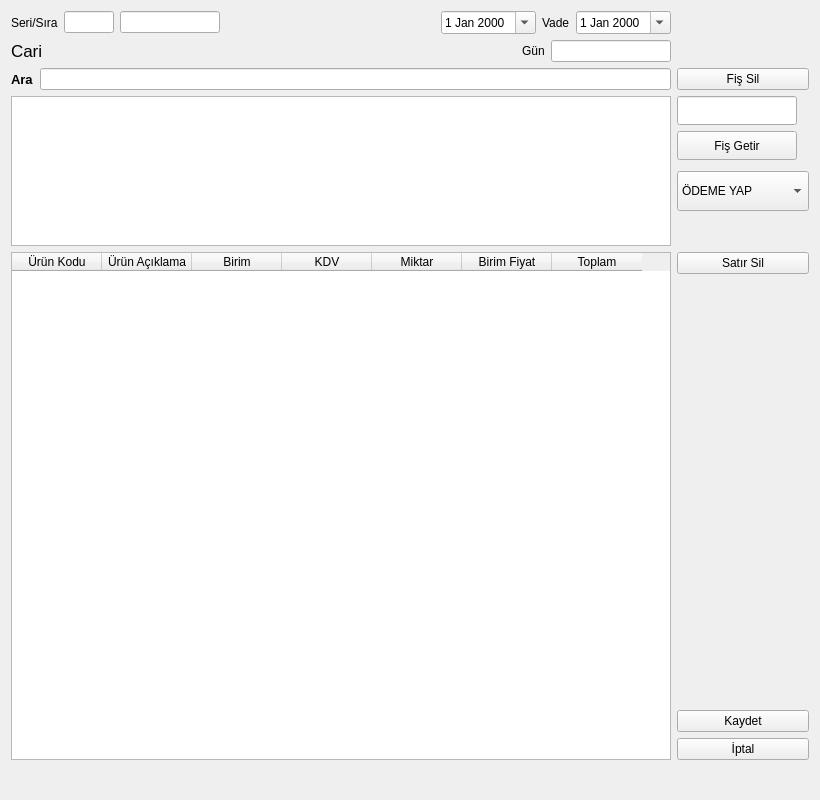
This is fatura.ui in nerdogan/nenra as Qt 5 draws it before an edit. The edited form follows.
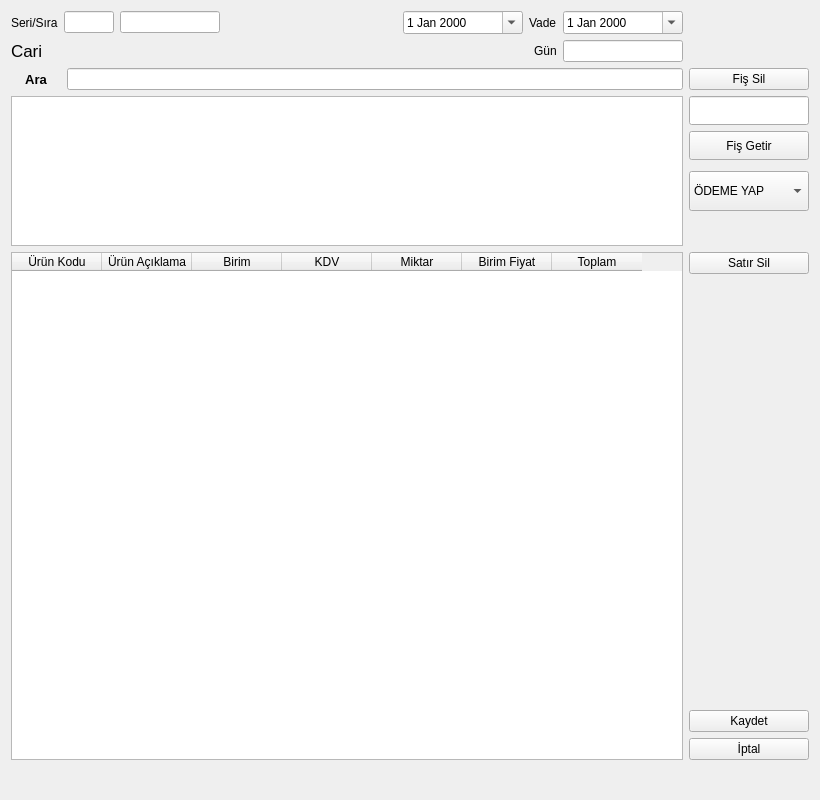
This is the edited form. Icons and pictures are not drawn.

Patch:
```diff
--- a/fatura.ui
+++ b/fatura.ui
@@ -27,7 +27,248 @@
   </property>
   <layout class="QGridLayout" name="gridLayout_4">
    <item row="0" column="0">
-    <layout class="QGridLayout" name="gridLayout" columnstretch="0,1" columnminimumwidth="660,0">
+    <layout class="QGridLayout" name="gridLayout" columnstretch="0,0">
+     <item row="4" column="0">
+      <widget class="QTableWidget" name="tableWidget_2">
+       <property name="sizePolicy">
+        <sizepolicy hsizetype="Expanding" vsizetype="Expanding">
+         <horstretch>0</horstretch>
+         <verstretch>0</verstretch>
+        </sizepolicy>
+       </property>
+       <property name="lineWidth">
+        <number>1</number>
+       </property>
+       <property name="alternatingRowColors">
+        <bool>true</bool>
+       </property>
+       <attribute name="horizontalHeaderVisible">
+        <bool>true</bool>
+       </attribute>
+       <attribute name="horizontalHeaderDefaultSectionSize">
+        <number>90</number>
+       </attribute>
+       <column>
+        <property name="text">
+         <string>Ürün Kodu</string>
+        </property>
+       </column>
+       <column>
+        <property name="text">
+         <string>Ürün Açıklama</string>
+        </property>
+       </column>
+       <column>
+        <property name="text">
+         <string>Birim</string>
+        </property>
+       </column>
+       <column>
+        <property name="text">
+         <string>KDV</string>
+        </property>
+       </column>
+       <column>
+        <property name="text">
+         <string>Miktar</string>
+        </property>
+       </column>
+       <column>
+        <property name="text">
+         <string>Birim Fiyat</string>
+        </property>
+       </column>
+       <column>
+        <property name="text">
+         <string>Toplam</string>
+        </property>
+       </column>
+      </widget>
+     </item>
+     <item row="1" column="1">
+      <widget class="QLabel" name="label_5">
+       <property name="text">
+        <string/>
+       </property>
+      </widget>
+     </item>
+     <item row="5" column="0">
+      <widget class="QLabel" name="label_6">
+       <property name="maximumSize">
+        <size>
+         <width>16777215</width>
+         <height>50</height>
+        </size>
+       </property>
+       <property name="font">
+        <font>
+         <pointsize>15</pointsize>
+        </font>
+       </property>
+       <property name="text">
+        <string/>
+       </property>
+       <property name="alignment">
+        <set>Qt::AlignRight|Qt::AlignTrailing|Qt::AlignVCenter</set>
+       </property>
+      </widget>
+     </item>
+     <item row="3" column="1">
+      <layout class="QVBoxLayout" name="verticalLayout_2">
+       <item>
+        <widget class="QLineEdit" name="lineEdit_5">
+         <property name="sizePolicy">
+          <sizepolicy hsizetype="Fixed" vsizetype="Fixed">
+           <horstretch>0</horstretch>
+           <verstretch>0</verstretch>
+          </sizepolicy>
+         </property>
+         <property name="minimumSize">
+          <size>
+           <width>120</width>
+           <height>0</height>
+          </size>
+         </property>
+         <property name="maximumSize">
+          <size>
+           <width>120</width>
+           <height>30</height>
+          </size>
+         </property>
+        </widget>
+       </item>
+       <item>
+        <widget class="QPushButton" name="pushButton_5">
+         <property name="sizePolicy">
+          <sizepolicy hsizetype="Fixed" vsizetype="Fixed">
+           <horstretch>0</horstretch>
+           <verstretch>0</verstretch>
+          </sizepolicy>
+         </property>
+         <property name="minimumSize">
+          <size>
+           <width>120</width>
+           <height>0</height>
+          </size>
+         </property>
+         <property name="maximumSize">
+          <size>
+           <width>16777215</width>
+           <height>30</height>
+          </size>
+         </property>
+         <property name="text">
+          <string>Fiş Getir</string>
+         </property>
+         <property name="autoDefault">
+          <bool>false</bool>
+         </property>
+         <property name="default">
+          <bool>false</bool>
+         </property>
+         <property name="flat">
+          <bool>false</bool>
+         </property>
+        </widget>
+       </item>
+       <item>
+        <widget class="QComboBox" name="comboBox">
+         <property name="sizePolicy">
+          <sizepolicy hsizetype="Preferred" vsizetype="Preferred">
+           <horstretch>0</horstretch>
+           <verstretch>0</verstretch>
+          </sizepolicy>
+         </property>
+         <property name="minimumSize">
+          <size>
+           <width>120</width>
+           <height>40</height>
+          </size>
+         </property>
+         <property name="maximumSize">
+          <size>
+           <width>16777215</width>
+           <height>30</height>
+          </size>
+         </property>
+         <item>
+          <property name="text">
+           <string>ÖDEME YAP</string>
+          </property>
+         </item>
+         <item>
+          <property name="text">
+           <string>Nakit Ödeme</string>
+          </property>
+         </item>
+         <item>
+          <property name="text">
+           <string>Denizbank</string>
+          </property>
+         </item>
+         <item>
+          <property name="text">
+           <string>Yapı Kredi</string>
+          </property>
+         </item>
+        </widget>
+       </item>
+       <item>
+        <spacer name="verticalSpacer_2">
+         <property name="orientation">
+          <enum>Qt::Vertical</enum>
+         </property>
+         <property name="sizeType">
+          <enum>QSizePolicy::Preferred</enum>
+         </property>
+         <property name="sizeHint" stdset="0">
+          <size>
+           <width>20</width>
+           <height>40</height>
+          </size>
+         </property>
+        </spacer>
+       </item>
+      </layout>
+     </item>
+     <item row="3" column="0">
+      <widget class="QTableWidget" name="tableWidget">
+       <property name="maximumSize">
+        <size>
+         <width>21700</width>
+         <height>150</height>
+        </size>
+       </property>
+       <attribute name="horizontalHeaderVisible">
+        <bool>false</bool>
+       </attribute>
+       <column>
+        <property name="text">
+         <string>New Column</string>
+        </property>
+       </column>
+       <column>
+        <property name="text">
+         <string>New Column</string>
+        </property>
+       </column>
+       <column>
+        <property name="text">
+         <string>New Column</string>
+        </property>
+       </column>
+       <column>
+        <property name="text">
+         <string>New Column</string>
+        </property>
+       </column>
+       <column>
+        <property name="text">
+         <string>New Column</string>
+        </property>
+       </column>
+      </widget>
+     </item>
      <item row="1" column="0">
       <layout class="QHBoxLayout" name="horizontalLayout_4">
        <item>
@@ -41,7 +282,7 @@
           </font>
          </property>
          <property name="text">
-          <string>Cari </string>
+          <string>Cari</string>
          </property>
         </widget>
        </item>
@@ -95,6 +336,12 @@
       <layout class="QHBoxLayout" name="horizontalLayout_5">
        <item>
         <widget class="QLabel" name="label_4">
+         <property name="minimumSize">
+          <size>
+           <width>50</width>
+           <height>0</height>
+          </size>
+         </property>
          <property name="font">
           <font>
            <pointsize>10</pointsize>
@@ -105,6 +352,9 @@
          <property name="text">
           <string>Ara</string>
          </property>
+         <property name="alignment">
+          <set>Qt::AlignCenter</set>
+         </property>
         </widget>
        </item>
        <item>
@@ -116,83 +366,68 @@
        </item>
       </layout>
      </item>
-     <item row="5" column="0">
-      <widget class="QLabel" name="label_6">
-       <property name="maximumSize">
-        <size>
-         <width>16777215</width>
-         <height>50</height>
-        </size>
-       </property>
-       <property name="font">
-        <font>
-         <pointsize>15</pointsize>
-        </font>
-       </property>
-       <property name="text">
-        <string/>
-       </property>
-       <property name="alignment">
-        <set>Qt::AlignRight|Qt::AlignTrailing|Qt::AlignVCenter</set>
-       </property>
-      </widget>
-     </item>
-     <item row="4" column="0">
-      <widget class="QTableWidget" name="tableWidget_2">
-       <property name="sizePolicy">
-        <sizepolicy hsizetype="Expanding" vsizetype="Expanding">
-         <horstretch>0</horstretch>
-         <verstretch>0</verstretch>
-        </sizepolicy>
-       </property>
-       <property name="lineWidth">
-        <number>1</number>
-       </property>
-       <property name="alternatingRowColors">
-        <bool>true</bool>
-       </property>
-       <attribute name="horizontalHeaderVisible">
-        <bool>true</bool>
-       </attribute>
-       <attribute name="horizontalHeaderDefaultSectionSize">
-        <number>90</number>
-       </attribute>
-       <column>
-        <property name="text">
-         <string>Ürün Kodu</string>
-        </property>
-       </column>
-       <column>
-        <property name="text">
-         <string>Ürün Açıklama</string>
-        </property>
-       </column>
-       <column>
-        <property name="text">
-         <string>Birim</string>
-        </property>
-       </column>
-       <column>
-        <property name="text">
-         <string>KDV</string>
-        </property>
-       </column>
-       <column>
-        <property name="text">
-         <string>Miktar</string>
-        </property>
-       </column>
-       <column>
-        <property name="text">
-         <string>Birim Fiyat</string>
-        </property>
-       </column>
-       <column>
-        <property name="text">
-         <string>Toplam</string>
-        </property>
-       </column>
-      </widget>
+     <item row="4" column="1">
+      <layout class="QVBoxLayout" name="verticalLayout_3">
+       <item>
+        <widget class="QPushButton" name="pushButton_3">
+         <property name="text">
+          <string>Satır Sil</string>
+         </property>
+         <property name="autoDefault">
+          <bool>false</bool>
+         </property>
+         <property name="default">
+          <bool>false</bool>
+         </property>
+         <property name="flat">
+          <bool>false</bool>
+         </property>
+        </widget>
+       </item>
+       <item>
+        <spacer name="verticalSpacer">
+         <property name="orientation">
+          <enum>Qt::Vertical</enum>
+         </property>
+         <property name="sizeHint" stdset="0">
+          <size>
+           <width>20</width>
+           <height>40</height>
+          </size>
+         </property>
+        </spacer>
+       </item>
+       <item>
+        <widget class="QPushButton" name="pushButton">
+         <property name="text">
+          <string>Kaydet</string>
+         </property>
+         <property name="icon">
+          <iconset>
+           <normaloff>images/nenra.ico</normaloff>images/nenra.ico</iconset>
+         </property>
+         <property name="autoDefault">
+          <bool>false</bool>
+         </property>
+        </widget>
+       </item>
+       <item>
+        <widget class="QPushButton" name="pushButton_2">
+         <property name="text">
+          <string>İptal</string>
+         </property>
+         <property name="autoDefault">
+          <bool>false</bool>
+         </property>
+         <property name="default">
+          <bool>false</bool>
+         </property>
+         <property name="flat">
+          <bool>false</bool>
+         </property>
+        </widget>
+       </item>
+      </layout>
      </item>
      <item row="2" column="1">
       <widget class="QPushButton" name="pushButton_4">
@@ -269,6 +504,12 @@
        </item>
        <item>
         <widget class="QDateEdit" name="dateEdit">
+         <property name="minimumSize">
+          <size>
+           <width>120</width>
+           <height>0</height>
+          </size>
+         </property>
          <property name="calendarPopup">
           <bool>true</bool>
          </property>
@@ -283,6 +524,12 @@
        </item>
        <item>
         <widget class="QDateEdit" name="dateEdit_2">
+         <property name="minimumSize">
+          <size>
+           <width>120</width>
+           <height>0</height>
+          </size>
+         </property>
          <property name="calendarPopup">
           <bool>true</bool>
          </property>
@@ -290,232 +537,6 @@
        </item>
       </layout>
      </item>
-     <item row="4" column="1">
-      <layout class="QVBoxLayout" name="verticalLayout_3">
-       <item>
-        <widget class="QPushButton" name="pushButton_3">
-         <property name="text">
-          <string>Satır Sil</string>
-         </property>
-         <property name="autoDefault">
-          <bool>false</bool>
-         </property>
-         <property name="default">
-          <bool>false</bool>
-         </property>
-         <property name="flat">
-          <bool>false</bool>
-         </property>
-        </widget>
-       </item>
-       <item>
-        <spacer name="verticalSpacer">
-         <property name="orientation">
-          <enum>Qt::Vertical</enum>
-         </property>
-         <property name="sizeHint" stdset="0">
-          <size>
-           <width>20</width>
-           <height>40</height>
-          </size>
-         </property>
-        </spacer>
-       </item>
-       <item>
-        <widget class="QPushButton" name="pushButton">
-         <property name="text">
-          <string>Kaydet</string>
-         </property>
-         <property name="icon">
-          <iconset>
-           <normaloff>images/nenra.ico</normaloff>images/nenra.ico</iconset>
-         </property>
-         <property name="autoDefault">
-          <bool>false</bool>
-         </property>
-        </widget>
-       </item>
-       <item>
-        <widget class="QPushButton" name="pushButton_2">
-         <property name="text">
-          <string>İptal</string>
-         </property>
-         <property name="autoDefault">
-          <bool>false</bool>
-         </property>
-         <property name="default">
-          <bool>false</bool>
-         </property>
-         <property name="flat">
-          <bool>false</bool>
-         </property>
-        </widget>
-       </item>
-      </layout>
-     </item>
-     <item row="3" column="1">
-      <layout class="QVBoxLayout" name="verticalLayout_2">
-       <item>
-        <widget class="QLineEdit" name="lineEdit_5">
-         <property name="sizePolicy">
-          <sizepolicy hsizetype="Fixed" vsizetype="Fixed">
-           <horstretch>0</horstretch>
-           <verstretch>0</verstretch>
-          </sizepolicy>
-         </property>
-         <property name="minimumSize">
-          <size>
-           <width>120</width>
-           <height>0</height>
-          </size>
-         </property>
-         <property name="maximumSize">
-          <size>
-           <width>120</width>
-           <height>30</height>
-          </size>
-         </property>
-        </widget>
-       </item>
-       <item>
-        <widget class="QPushButton" name="pushButton_5">
-         <property name="sizePolicy">
-          <sizepolicy hsizetype="Fixed" vsizetype="Fixed">
-           <horstretch>0</horstretch>
-           <verstretch>0</verstretch>
-          </sizepolicy>
-         </property>
-         <property name="minimumSize">
-          <size>
-           <width>120</width>
-           <height>0</height>
-          </size>
-         </property>
-         <property name="maximumSize">
-          <size>
-           <width>16777215</width>
-           <height>30</height>
-          </size>
-         </property>
-         <property name="text">
-          <string>Fiş Getir</string>
-         </property>
-         <property name="autoDefault">
-          <bool>false</bool>
-         </property>
-         <property name="default">
-          <bool>false</bool>
-         </property>
-         <property name="flat">
-          <bool>false</bool>
-         </property>
-        </widget>
-       </item>
-       <item>
-        <widget class="QComboBox" name="comboBox">
-         <property name="sizePolicy">
-          <sizepolicy hsizetype="Preferred" vsizetype="Preferred">
-           <horstretch>0</horstretch>
-           <verstretch>0</verstretch>
-          </sizepolicy>
-         </property>
-         <property name="minimumSize">
-          <size>
-           <width>120</width>
-           <height>40</height>
-          </size>
-         </property>
-         <property name="maximumSize">
-          <size>
-           <width>16777215</width>
-           <height>30</height>
-          </size>
-         </property>
-         <item>
-          <property name="text">
-           <string>ÖDEME YAP</string>
-          </property>
-         </item>
-         <item>
-          <property name="text">
-           <string>Nakit Ödeme</string>
-          </property>
-         </item>
-         <item>
-          <property name="text">
-           <string>Denizbank </string>
-          </property>
-         </item>
-         <item>
-          <property name="text">
-           <string>Yapı Kredi</string>
-          </property>
-         </item>
-        </widget>
-       </item>
-       <item>
-        <spacer name="verticalSpacer_2">
-         <property name="orientation">
-          <enum>Qt::Vertical</enum>
-         </property>
-         <property name="sizeType">
-          <enum>QSizePolicy::Preferred</enum>
-         </property>
-         <property name="sizeHint" stdset="0">
-          <size>
-           <width>20</width>
-           <height>40</height>
-          </size>
-         </property>
-        </spacer>
-       </item>
-      </layout>
-     </item>
-     <item row="3" column="0">
-      <widget class="QTableWidget" name="tableWidget">
-       <property name="maximumSize">
-        <size>
-         <width>21700</width>
-         <height>150</height>
-        </size>
-       </property>
-       <attribute name="horizontalHeaderVisible">
-        <bool>false</bool>
-       </attribute>
-       <column>
-        <property name="text">
-         <string>New Column</string>
-        </property>
-       </column>
-       <column>
-        <property name="text">
-         <string>New Column</string>
-        </property>
-       </column>
-       <column>
-        <property name="text">
-         <string>New Column</string>
-        </property>
-       </column>
-       <column>
-        <property name="text">
-         <string>New Column</string>
-        </property>
-       </column>
-       <column>
-        <property name="text">
-         <string>New Column</string>
-        </property>
-       </column>
-      </widget>
-     </item>
-     <item row="1" column="1">
-      <widget class="QLabel" name="label_5">
-       <property name="text">
-        <string/>
-       </property>
-      </widget>
-     </item>
     </layout>
    </item>
   </layout>
```
Left out of the diff: 10 changed lines with no effect on the pictures.
